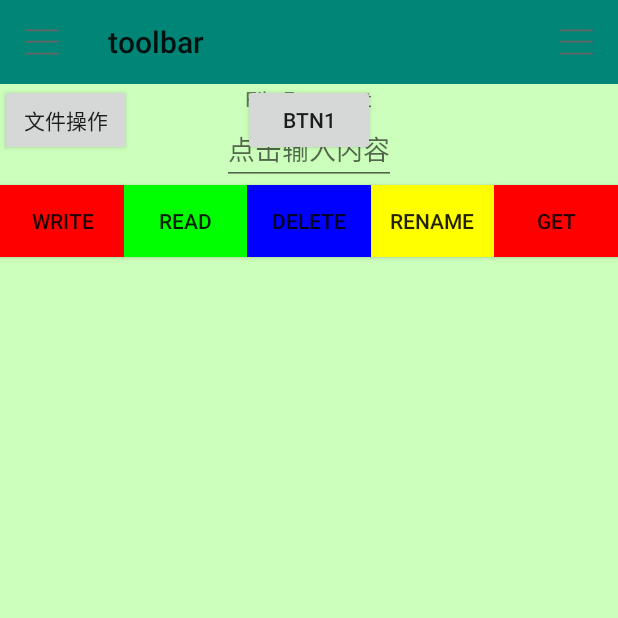
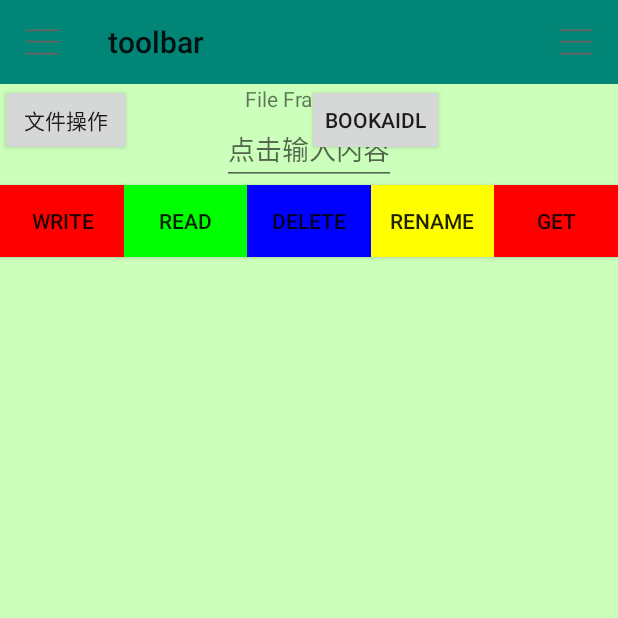
Before and after one commit to Tankmi/MaterialDesignDemo, an Android app: the screen it shows after launch (MainActivity), after a tap on "文件操作", on a phone screen of 412 x 824 dp, the top half of it. Run offline under Robolectric (Android 15) with nearby library versions, the phone set to English and light mode, and no system bars.

Commit message:
aidl demo，服务端地址https://github.com/beibei-xiangwang/LearnAIDL

```diff
--- a/JavaLib/build.gradle
+++ b/JavaLib/build.gradle
@@ -1,7 +1,7 @@
 apply plugin: 'java-library'
 
 dependencies {
-    implementation fileTree(dir: 'libs', include: ['*.jar'])
+    implementation fileTree(include: ['*.jar'], dir: 'libs')
 }
 
 tasks.withType(JavaCompile) {//设置编码格式，解决控制台中文输出的乱码问题。
--- a/app/src/main/java/com/example/materialdesigndemo/MainActivity.java
+++ b/app/src/main/java/com/example/materialdesigndemo/MainActivity.java
@@ -38,7 +38,7 @@ public class MainActivity extends AppCompatActivity {
 
     private Toolbar mtoolBar;
     private ImageView mImg;
-    private Button mFileBtn;
+    private Button mFileBtn, mBookBtn;
 
 
     @Override
@@ -51,8 +51,12 @@ public class MainActivity extends AppCompatActivity {
         mtoolBar = findViewById(R.id.toolbar_title);
         mImg = findViewById(R.id.img_main);
         mFileBtn = findViewById(R.id.btn_main_01);
+        mBookBtn = findViewById(R.id.btn_main_02);
         mFileBtn.setOnClickListener(view ->{
             goFileFragment();
+        });
+        mBookBtn.setOnClickListener(view ->{
+            goAIDLFragment();
         });
 
         ViewCompat.setTransitionName(mImg, getResources().getString(R.string.home_sharedelement));
@@ -73,13 +77,9 @@ public class MainActivity extends AppCompatActivity {
                 .addToBackStack(null)
                 .add(R.id.frame_main, new FileFragment())
                 .commitAllowingStateLoss();
+    }
 
-        LOG("getSupportFragmentManager() : " + "getFragments().size()   " + getSupportFragmentManager().getFragments().size() + "\n"
-                + "getFragments().toString()   " + getSupportFragmentManager().getFragments().toString());
 
-        LOG("getFragments().size()   " + manager.getFragments().size() + "\n"
-                + "getFragments().toString()   " + manager.getFragments().toString());
-    }
 
     FragmentManager manager;
     FragmentTransaction mTransaction;
@@ -249,4 +249,25 @@ public class MainActivity extends AppCompatActivity {
 
 
 
+    private void goAIDLFragment(){
+        if (manager == null) manager = getSupportFragmentManager();
+        manager.beginTransaction()
+                .addToBackStack(null)
+                .add(R.id.frame_main, new AIDLFragment())
+                .commitAllowingStateLoss();
+    }
+
+    @Override
+    public void onStart() {
+        super.onStart();
+
+    }
+
+
+    @Override
+    public void onDestroy() {
+        super.onDestroy();
+    }
+
+
 }
--- a/app/src/main/res/layout/activity_main.xml
+++ b/app/src/main/res/layout/activity_main.xml
@@ -28,9 +28,9 @@
     <Button
         android:id="@+id/btn_main_02"
         app:layout_constraintTop_toBottomOf="@+id/toolbar_title"
-        app:layout_constraintLeft_toLeftOf="@id/btn_main_01"
-        app:layout_constraintRight_toRightOf="parent"
-        android:text="btn1"
+        app:layout_constraintStart_toEndOf="@id/btn_main_01"
+        app:layout_constraintEnd_toEndOf="parent"
+        android:text="BookAIDL"
         android:layout_width="wrap_content"
         android:layout_height="wrap_content" />
 
```
Also changed, not shown: app/src/main/AndroidManifest.xml (+8 -10 lines), app/src/main/java/com.beibei/server/Book.java (added, +67 -0 lines), app/src/main/java/com/example/materialdesigndemo/AIDLFragment.java (added, +132 -0 lines), app/src/main/aidl/com/beibei/server/Book.aidl (added), app/src/main/aidl/com/beibei/server/IBookManager.aidl (added).
